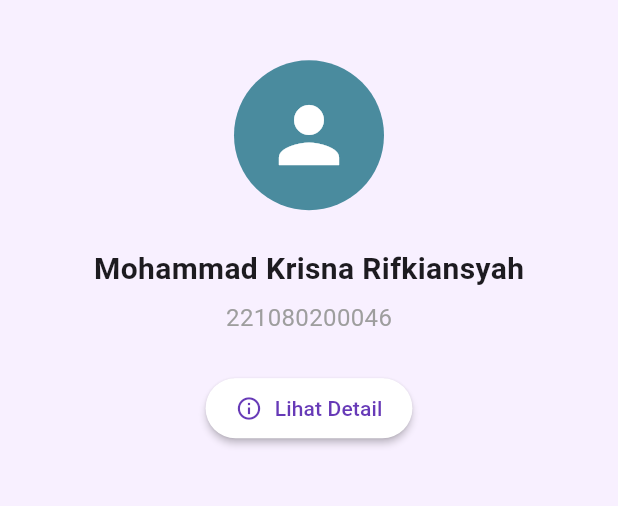
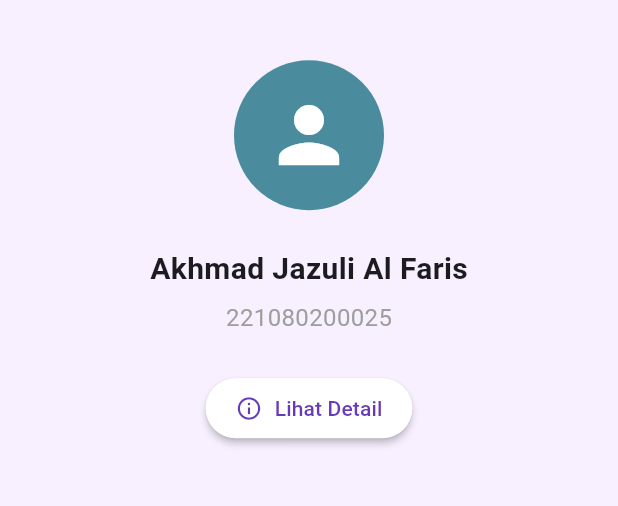
Before and after one commit to julinotmonth/Tugas-2_Pemrograman-Moble, a Flutter app: the screen it shows after launch, on a phone screen of 412 x 824 dp, the part 419-925 px from its top. Run offline on Flutter 3.47's test engine with Material 3 defaults, Android fonts, the phone set to English and light mode, and no system bars.

Commit message:
first commit

```diff
--- a/lib/main.dart
+++ b/lib/main.dart
@@ -52,7 +52,7 @@ class ProfilMahasiswaPage extends StatelessWidget {
             ),
             const SizedBox(height: 25),
             const Text(
-              "Mohammad Krisna Rifkiansyah",
+              "Akhmad Jazuli Al Faris",
               style: TextStyle(
                 fontSize: 20,
                 fontWeight: FontWeight.w600,
@@ -60,7 +60,7 @@ class ProfilMahasiswaPage extends StatelessWidget {
             ),
             const SizedBox(height: 6),
             const Text(
-              "221080200046",
+              "221080200025",
               style: TextStyle(
                 fontSize: 16,
                 color: Colors.grey,
```
